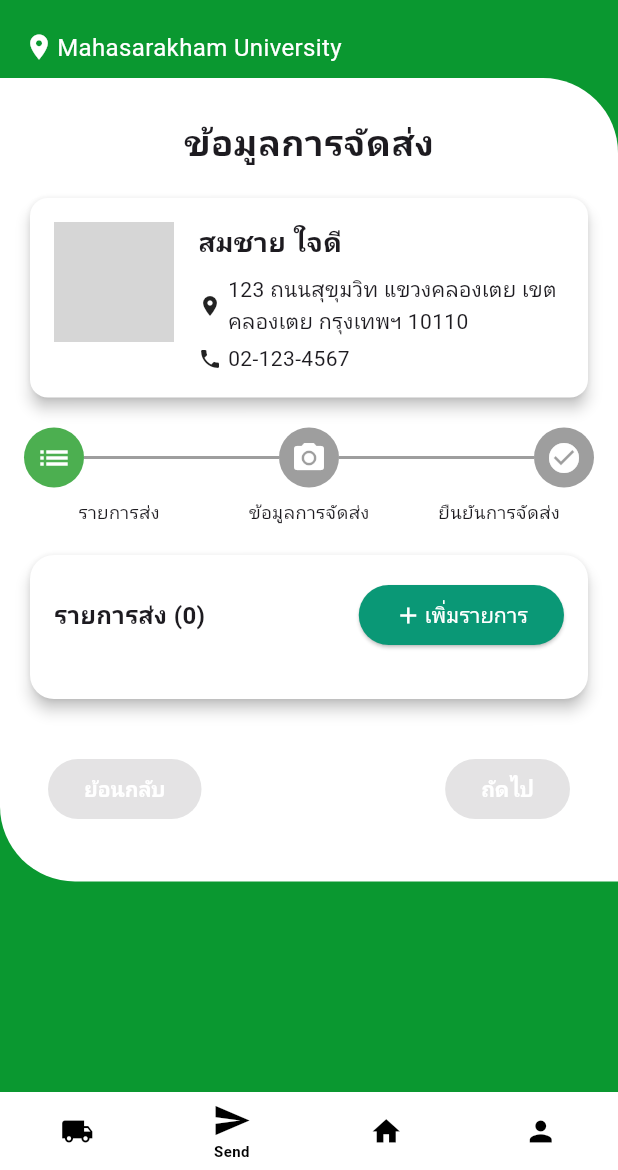
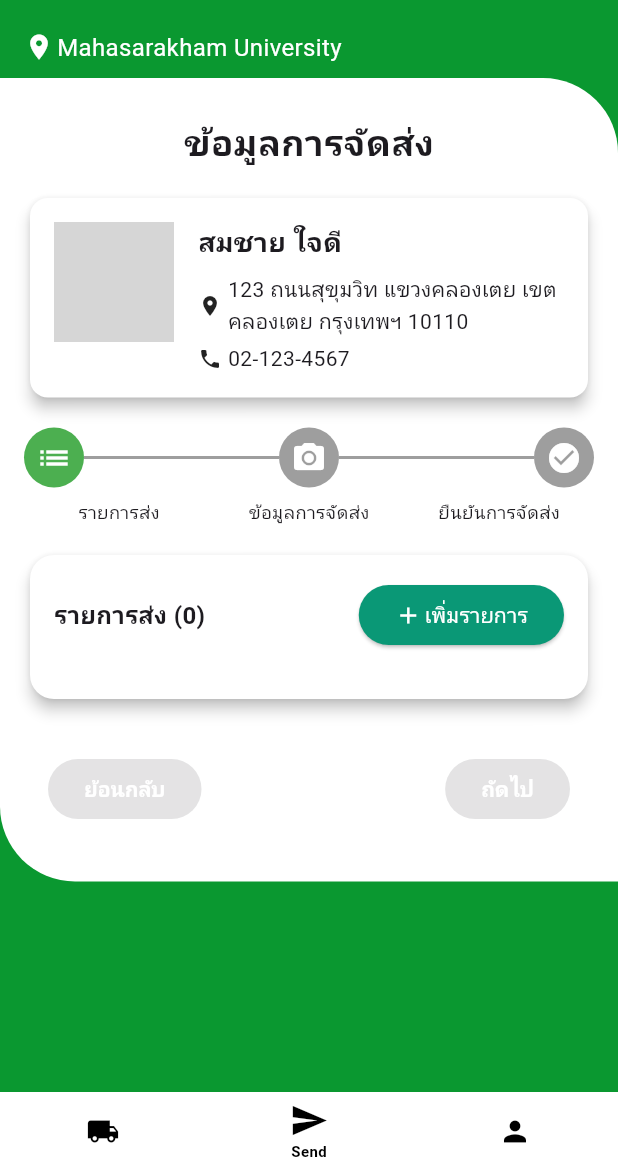
Before and after one commit to l3lasx/bidhood, a Flutter app: the SendItemPage screen opened by its route, on a phone screen of 412 x 824 dp, the part 66-1236 px from its top. Run offline on Flutter 3.47's test engine with Material 3 defaults, Android fonts, the phone set to English and light mode, and no system bars; our stand-ins replace go_router, google_fonts, image_picker; network calls fail; Roboto replaces fonts that are missing (Prompt); grey boxes are pictures that could not be loaded.

Commit message:
-delete delete debug banner delete home button from buttombar

```diff
--- a/lib/main.dart
+++ b/lib/main.dart
@@ -62,14 +62,6 @@ final GoRouter _router = GoRouter(
           ],
         ),
         GoRoute(
-          path: '/user',
-          builder: (BuildContext context, GoRouterState state) {
-            return Container(
-              child: const Text("home"),
-            );
-          },
-        ),
-        GoRoute(
           path: '/profile',
           builder: (BuildContext context, GoRouterState state) {
             return const ProfilePage();
@@ -104,9 +96,8 @@ class ScaffoldWithNavBar extends StatelessWidget {
   static int _calculateSelectedIndex(BuildContext context) {
     final String location = GoRouterState.of(context).uri.path;
     if (location.startsWith('/percel')) return 0;
-    if (location.startsWith('/send') || location.startsWith('/send/finduser')) return 1; // ปรับปรุงตรงนี้
-    if (location.startsWith('/user')) return 2;
-    if (location.startsWith('/profile')) return 3;
+    if (location.startsWith('/send') || location.startsWith('/send/finduser')) return 1;
+    if (location.startsWith('/profile')) return 2;
     return 0;
   }
 
@@ -119,9 +110,6 @@ class ScaffoldWithNavBar extends StatelessWidget {
         GoRouter.of(context).go('/send');
         break;
       case 2:
-        GoRouter.of(context).go('/user');
-        break;
-      case 3:
         GoRouter.of(context).go('/profile');
         break;
     }
@@ -147,8 +135,7 @@ class CustomBottomNavigationBar extends StatelessWidget {
         children: [
           _buildNavItem(Icons.local_shipping, 'Percel', 0),
           _buildNavItem(Icons.send, 'Send', 1),
-          _buildNavItem(Icons.home, 'Home', 2),
-          _buildNavItem(Icons.person, 'Profile', 3),
+          _buildNavItem(Icons.person, 'Profile', 2),
         ],
       ),
     );
@@ -194,6 +181,7 @@ class MyApp extends StatelessWidget {
   Widget build(BuildContext context) {
     return MaterialApp.router(
       routerConfig: _router,
+      debugShowCheckedModeBanner: false,  // เพิ่มบรรทัดนี้
       title: 'Flutter Demo',
       theme: ThemeData(
         appBarTheme: const AppBarTheme(
```
